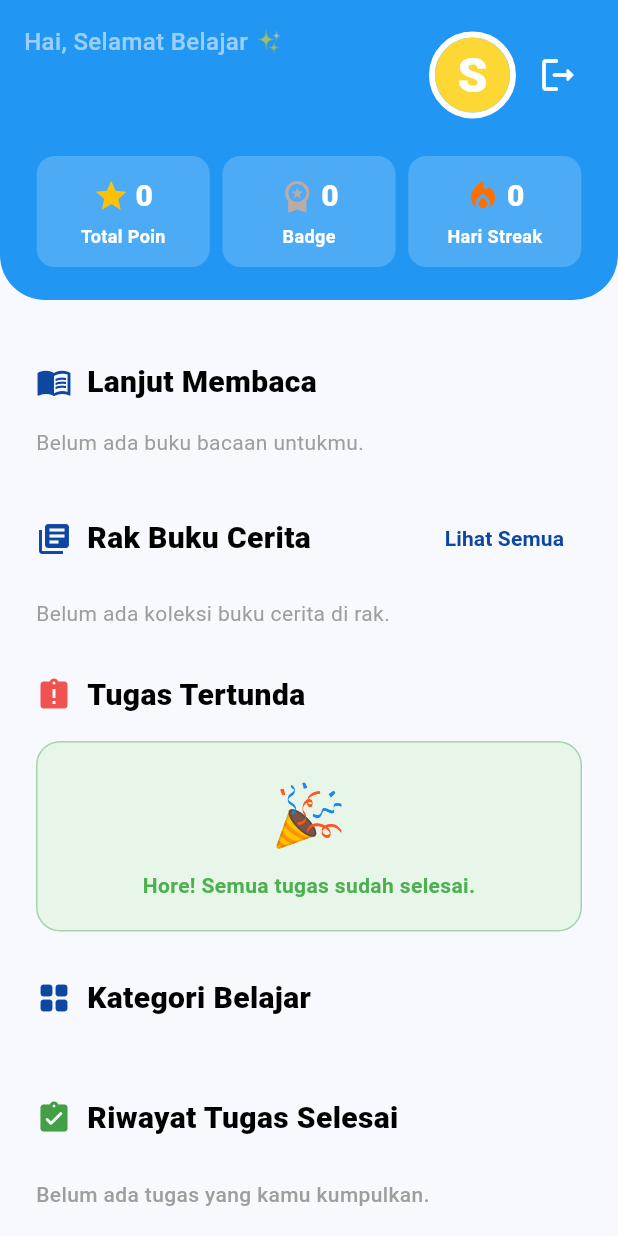
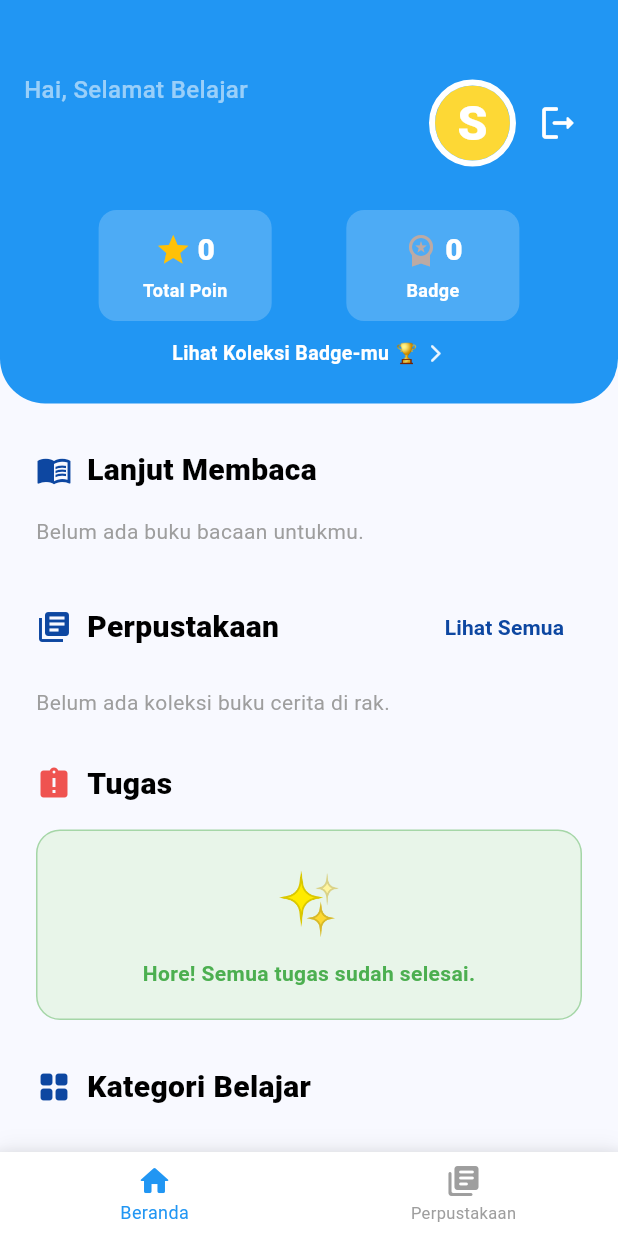
Before and after one commit to fajarniskala/belajarin, a Flutter app: the HomePage screen opened directly with empty values, on a phone screen of 412 x 824 dp. Run offline on Flutter 3.47's test engine with Material 3 defaults, Android fonts, the phone set to English and light mode, and no system bars; our stand-ins replace file_picker, shared_preferences; missing offline and left inert: syncfusion_flutter_pdfviewer; accounts and stored records are empty; network calls fail.

```diff
--- a/lib/pages/anak/dashboard_anak.dart
+++ b/lib/pages/anak/dashboard_anak.dart
@@ -8,6 +8,9 @@ import '../../login_screen.dart';
 import 'dart:convert';
 import '../../api_config.dart';
 import 'package:http/http.dart' as http;
+
+// IMPORT HALAMAN ACHIEVEMENT DI SINI
+import 'achievement_screen.dart';
 
 class HomePage extends StatefulWidget {
   final int studentId;
@@ -58,11 +61,13 @@ class _HomePageState extends State<HomePage> {
 
   // ================= AMBIL DATA DARI API BACKEND =================
 
-  // Ambil Koleksi Semua Buku Cerita untuk Rak Buku
+  // Ambil Koleksi Semua Buku Cerita untuk Rak Buku (Difilter sesuai Guru)
   Future<void> _fetchAllEbooks() async {
     try {
       final response = await http.get(
-        Uri.parse('${ApiConfig.baseUrl_siswa}/siswa/all-ebooks'),
+        Uri.parse(
+          '${ApiConfig.baseUrl_siswa}/siswa/all-ebooks/${widget.studentId}',
+        ),
       );
       if (response.statusCode == 200) {
         if (mounted) {
@@ -92,9 +97,9 @@ class _HomePageState extends State<HomePage> {
         final data = jsonDecode(response.body)['data'];
         if (mounted) {
           setState(() {
-            _totalPoin = data['total_poin'];
-            _totalBadge = data['total_badge'];
-            _hariStreak = data['hari_streak'];
+            _totalPoin = data['total_poin'] ?? 0;
+            _totalBadge = data['total_badge'] ?? 0;
+            _hariStreak = data['hari_streak'] ?? 0;
             _isLoadingStats = false;
           });
         }
@@ -215,7 +220,6 @@ class _HomePageState extends State<HomePage> {
           ),
           title: const Row(
             children: [
-              Text("🥺 ", style: TextStyle(fontSize: 24)),
               Text(
                 "Mau Keluar?",
                 style: TextStyle(
@@ -237,7 +241,7 @@ class _HomePageState extends State<HomePage> {
             TextButton(
               onPressed: () => Navigator.pop(context),
               child: Text(
-                "Tidak, Tetap Belajar 🚀",
+                "Tidak, Tetap Belajar",
                 style: TextStyle(
                   color: Colors.blue[700],
                   fontWeight: FontWeight.bold,
@@ -247,7 +251,7 @@ class _HomePageState extends State<HomePage> {
             ),
             ElevatedButton(
               onPressed: () async {
-                // 🔐 MEMBERSIHKAN SELURUH DATA SESI DAN TOKEN DI HP ANAK
+                // MEMBERSIHKAN SELURUH DATA SESI DAN TOKEN DI HP ANAK
                 final prefs = await SharedPreferences.getInstance();
                 await prefs.clear();
 
@@ -321,13 +325,62 @@ class _HomePageState extends State<HomePage> {
         : "S";
 
     return Scaffold(
+      // ======================================================================
+      // BOTTOM NAVIGATION BAR (TAMBAHAN UNTUK TAMPILAN ANAK)
+      // ======================================================================
+      bottomNavigationBar: Container(
+        decoration: BoxDecoration(
+          boxShadow: [
+            BoxShadow(
+              color: Colors.black.withOpacity(0.05),
+              blurRadius: 10,
+              offset: const Offset(0, -5),
+            ),
+          ],
+        ),
+        child: BottomNavigationBar(
+          currentIndex: 0, // Indeks 0 (Beranda) aktif di halaman ini
+          type: BottomNavigationBarType.fixed,
+          backgroundColor: Colors.white,
+          selectedItemColor: Colors.blue, // Warna biru sesuai tema anak
+          unselectedItemColor: Colors.grey.shade500,
+          selectedFontSize: 12,
+          unselectedFontSize: 11,
+          onTap: (index) {
+            if (index == 1) {
+              Navigator.push(
+                context,
+                MaterialPageRoute(
+                  builder: (context) =>
+                      PerpustakaanPage(studentId: widget.studentId),
+                ),
+              ).then((_) {
+                _fetchLatestReading();
+                _fetchAllEbooks();
+              });
+            }
+          },
+          items: const [
+            BottomNavigationBarItem(
+              icon: Icon(Icons.home_rounded),
+              label: 'Beranda',
+            ),
+            BottomNavigationBarItem(
+              icon: Icon(Icons.library_books_rounded),
+              label: 'Perpustakaan',
+            ),
+          ],
+        ),
+      ),
+
+      // ======================================================================
       body: SingleChildScrollView(
         child: Column(
           children: [
             // --- HEADER GAMIFIKASI KEPALA BERANDA ---
             Container(
               width: MediaQuery.of(context).size.width,
-              height: 200,
+              // height: 200, -> Dihapus agar kotak fleksibel menyesuaikan isinya
               decoration: const BoxDecoration(
                 color: Colors.blue,
                 borderRadius: BorderRadius.only(
@@ -336,7 +389,12 @@ class _HomePageState extends State<HomePage> {
                 ),
               ),
               child: Padding(
-                padding: const EdgeInsets.all(16),
+                padding: const EdgeInsets.only(
+                  top: 48,
+                  left: 16,
+                  right: 16,
+                  bottom: 24,
+                ),
                 child: Column(
                   crossAxisAlignment: CrossAxisAlignment.start,
                   children: [
@@ -347,7 +405,7 @@ class _HomePageState extends State<HomePage> {
                           crossAxisAlignment: CrossAxisAlignment.start,
                           children: [
                             const Text(
-                              "Hai, Selamat Belajar ✨",
+                              "Hai, Selamat Belajar",
                               style: TextStyle(
                                 color: Colors.white54,
                                 fontWeight: FontWeight.w500,
@@ -408,7 +466,27 @@ class _HomePageState extends State<HomePage> {
                         ),
                       ],
                     ),
-                    const SizedBox(height: 20),
+                    const SizedBox(height: 24),
+
+                    // ========================================================
+                    // ✅ AREA INI DIUBAH AGAR BISA DI-KLIK KE HALAMAN ACHIEVEMENT
+                    // ========================================================
+                    GestureDetector(
+                      onTap: () {
+                        // Membuka halaman koleksi badge
+                        Navigator.push(
+                          context,
+                          MaterialPageRoute(
+                            builder: (context) =>
+                                AchievementScreen(studentId: widget.studentId),
+                          ),
+                        );
+                      },
+                      child: Container(
+                        color: Colors
+                            .transparent, // Penting agar bisa di-klik di area kosong
+                        child: Column(
+                          children: [
                             Row(
                               mainAxisAlignment: MainAxisAlignment.spaceEvenly,
                               children: [
@@ -428,13 +506,25 @@ class _HomePageState extends State<HomePage> {
                                       : _totalBadge.toString(),
                                   desc: "Badge",
                                 ),
-                        CardAchiev(
-                          icons: Icons.local_fire_department,
-                          colors: Colors.amber.shade900,
-                          values: _isLoadingStats
-                              ? "..."
-                              : _hariStreak.toString(),
-                          desc: "Hari Streak",
+                              ],
+                            ),
+                            const SizedBox(height: 12),
+                            Row(
+                              mainAxisAlignment: MainAxisAlignment.center,
+                              children: [
+                                const Text(
+                                  "Lihat Koleksi Badge-mu 🏆",
+                                  style: TextStyle(
+                                    color: Colors.white,
+                                    fontWeight: FontWeight.bold,
+                                    fontSize: 13,
+                                  ),
+                                ),
+                                const SizedBox(width: 4),
+                                Icon(
+                                  Icons.arrow_forward_ios_rounded,
+                                  color: Colors.white.withOpacity(0.9),
+                                  size: 14,
                                 ),
                               ],
                             ),
@@ -442,8 +532,13 @@ class _HomePageState extends State<HomePage> {
                         ),
                       ),
                     ),
+                    // ========================================================
+                  ],
+                ),
+              ),
+            ),
 
-            const SizedBox(height: 40),
+            const SizedBox(height: 30),
 
             Padding(
               padding: const EdgeInsets.symmetric(horizontal: 24),
@@ -521,7 +616,7 @@ class _HomePageState extends State<HomePage> {
                                             _latestBookLog!['total_pages']
                                                 .toString(),
                                           )
-                                      ? "🎉 Hore! Sudah selesai kamu baca"
+                                      ? "✨ Hore! Sudah selesai kamu baca"
                                       : "Terakhir dibaca baru saja",
                                   style: TextStyle(
                                     color:
@@ -643,7 +738,7 @@ class _HomePageState extends State<HomePage> {
                                               _latestBookLog!['total_pages']
                                                   .toString(),
                                             )
-                                        ? "Baca Lagi 🔄"
+                                        ? "Baca Lagi 📖"
                                         : "Lanjutkan",
                                     style: const TextStyle(
                                       color: Colors.white,
@@ -673,7 +768,7 @@ class _HomePageState extends State<HomePage> {
                           ),
                           const SizedBox(width: 10),
                           const Text(
-                            "Rak Buku Cerita",
+                            "Perpustakaan",
                             style: TextStyle(
                               color: Colors.black,
                               fontSize: 20,
@@ -801,7 +896,7 @@ class _HomePageState extends State<HomePage> {
                       ),
                       const SizedBox(width: 10),
                       const Text(
-                        "Tugas Tertunda",
+                        "Tugas",
                         style: TextStyle(
                           color: Colors.black,
                           fontSize: 20,
@@ -825,7 +920,7 @@ class _HomePageState extends State<HomePage> {
                       ),
                       child: const Column(
                         children: [
-                          Text("🎉", style: TextStyle(fontSize: 40)),
+                          Text("✨", style: TextStyle(fontSize: 40)),
                           SizedBox(height: 8),
                           Text(
                             "Hore! Semua tugas sudah selesai.",
@@ -1080,7 +1175,9 @@ class _HomePageState extends State<HomePage> {
                                   ),
                                 ],
                               ),
-                              if (itemTugas['status'] == 'pending')
+
+                              if (itemTugas['score'] == null ||
+                                  itemTugas['status'] == 'pending')
                                 Container(
                                   padding: const EdgeInsets.symmetric(
                                     horizontal: 12,
@@ -1110,7 +1207,7 @@ class _HomePageState extends State<HomePage> {
                                     borderRadius: BorderRadius.circular(12),
                                   ),
                                   child: Text(
-                                    "Nilai: ${itemTugas['score'] ?? '0'}",
+                                    "Nilai: ${itemTugas['score']}",
                                     style: const TextStyle(
                                       color: Colors.green,
                                       fontWeight: FontWeight.bold,
```
Also changed, not shown: lib/pages/anak/daftar_modul_page.dart (+30 -5 lines), lib/pages/anak/pdf_viewer_page_modul.dart (added, +112 -0 lines). Lines whose indentation alone changed are shown as unchanged.
